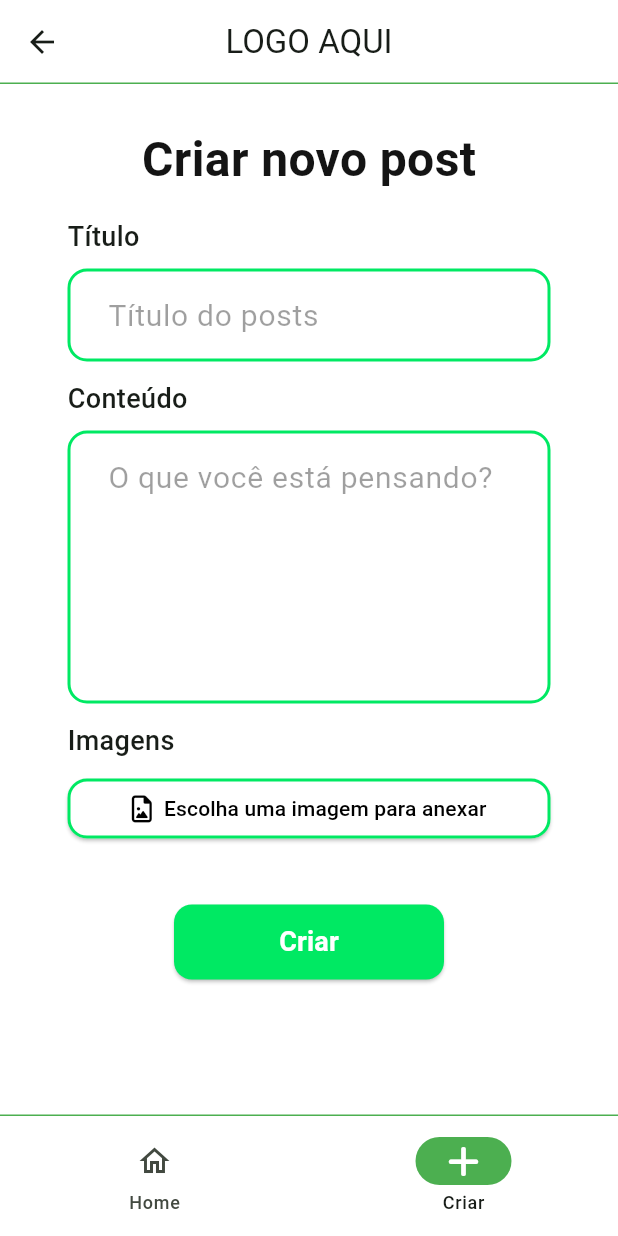
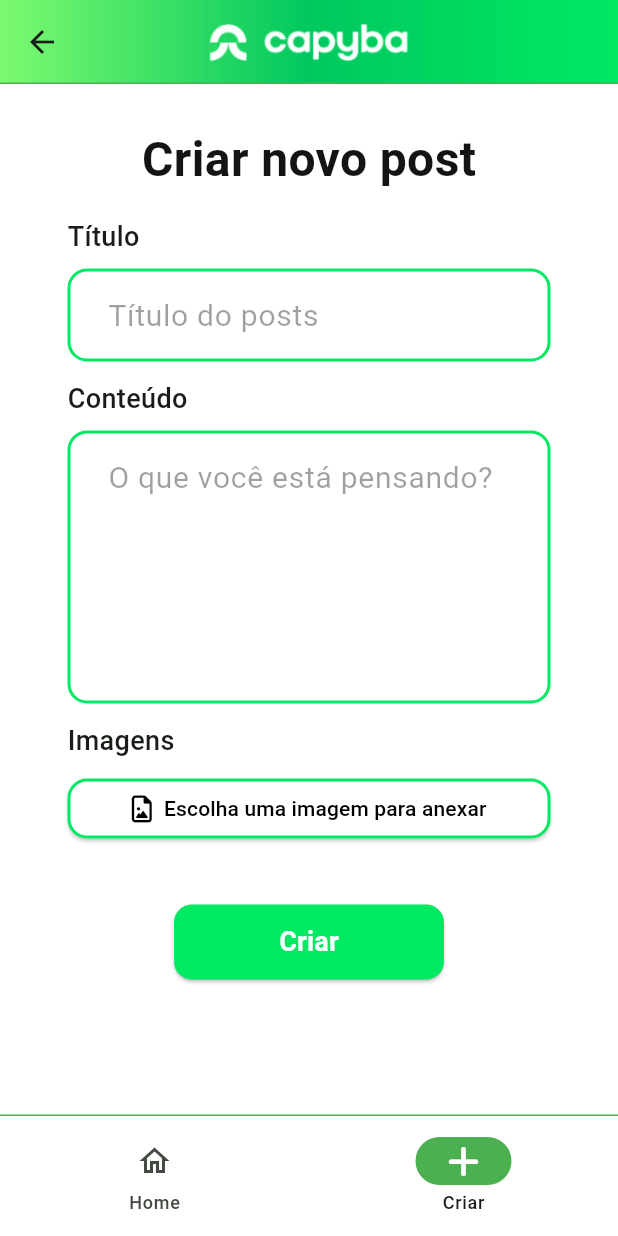
Before and after one commit to VitorMendonca62/flutter_firebase, a Flutter app: the ContainerPage screen opened by its route, item 2 of the bottom bar chosen, on a phone screen of 412 x 824 dp. Run offline on Flutter 3.47's test engine with Material 3 defaults, Android fonts, the phone set to English and light mode, and no system bars; our stand-ins replace cloud_firestore, dio, firebase_auth, firebase_core, flutter_dotenv, font_awesome_flutter and 7 more; accounts and stored records are empty; Roboto replaces fonts that are missing (Montserrat).

Commit message:
feat: adicionando header no container page

```diff
--- a/lib/screens/home/pages/container_page.dart
+++ b/lib/screens/home/pages/container_page.dart
@@ -1,4 +1,5 @@
 import 'package:flutter/material.dart';
+import 'package:flutter_firebase/colors.dart';
 import 'package:flutter_firebase/screens/post/pages/create_post_page.dart';
 import 'package:flutter_firebase/screens/home/pages/subpages/home_page.dart';
 import 'package:font_awesome_flutter/font_awesome_flutter.dart';
@@ -19,12 +20,19 @@ class _ContainerPageState extends State<ContainerPage> {
       child: Scaffold(
         backgroundColor: Colors.white,
         appBar: AppBar(
-          title: const Text("LOGO AQUI"),
+          backgroundColor: Colors.transparent,
+          elevation: 0,
           centerTitle: true,
-          backgroundColor: Colors.white,
+          title: SizedBox(
+            width: 150,
+            child: Image.asset(
+              "assets/images/logo_capyba.png",
+            ),
+          ),
           flexibleSpace: Container(
-            decoration: const BoxDecoration(
-              border: Border(
+            decoration: BoxDecoration(
+              gradient: CapybaColors.greenGradient,
+              border: const Border(
                 bottom: BorderSide(
                   color: Colors.green,
                   width: 1.0,
@@ -73,7 +81,10 @@ class _ContainerPageState extends State<ContainerPage> {
         ),
         body: Padding(
             padding: const EdgeInsets.symmetric(horizontal: 25, vertical: 12),
-            child: [const HomePage(), const CreatePostPage()][currentPageIndex]),
+            child: [
+              const HomePage(),
+              const CreatePostPage()
+            ][currentPageIndex]),
       ),
     );
   }
```
